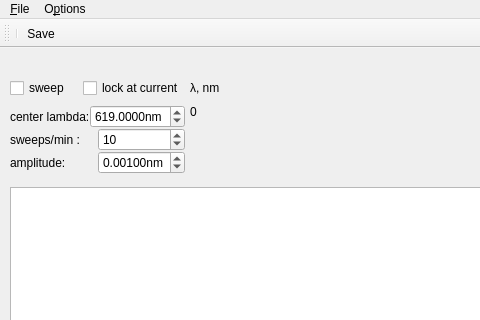
This is gui/laserscanner/wlm_scanner.ui in Ulm-IQO/qudi as Qt 5 draws it before an edit; both pictures show x 0 to 480 and y 0 to 320 of the 660 by 850 pixel window. The edited form follows.
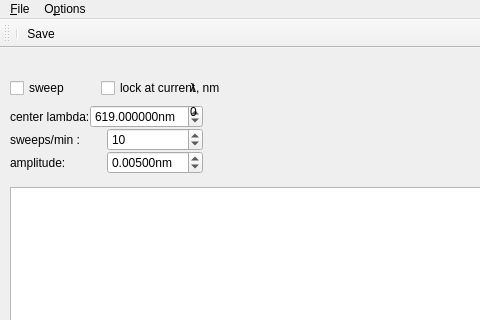
This is the edited form. Icons and pictures are not drawn. Custom widgets are drawn as their Qt base class.

Commit message: scanner_amplitude

```diff
--- a/gui/laserscanner/wlm_scanner.ui
+++ b/gui/laserscanner/wlm_scanner.ui
@@ -228,7 +228,7 @@
        <rect>
         <x>10</x>
         <y>10</y>
-        <width>175</width>
+        <width>193</width>
         <height>99</height>
        </rect>
       </property>
@@ -271,7 +271,7 @@
               <string>nm</string>
              </property>
              <property name="decimals">
-              <number>4</number>
+              <number>6</number>
              </property>
              <property name="minimum">
               <double>515.000000000000000</double>
@@ -331,13 +331,13 @@
               <double>0.000000000000000</double>
              </property>
              <property name="maximum">
-              <double>0.010000000000000</double>
+              <double>0.080000000000000</double>
              </property>
              <property name="singleStep">
               <double>0.000100000000000</double>
              </property>
              <property name="value">
-              <double>0.001000000000000</double>
+              <double>0.005000000000000</double>
              </property>
             </widget>
            </item>
```
Left out of the diff: 2 changed lines with no effect on the pictures. The commit also changes 1 other file.
